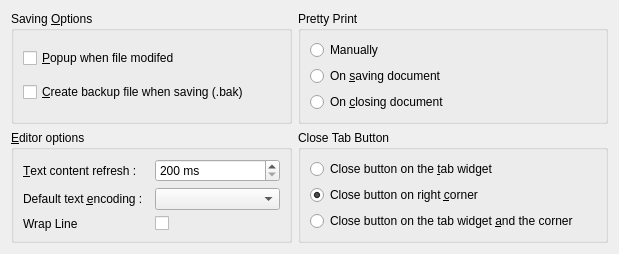
phoenix741/xinx, file xinx/customdialog/ui/customeditor.ui: the form before one commit.
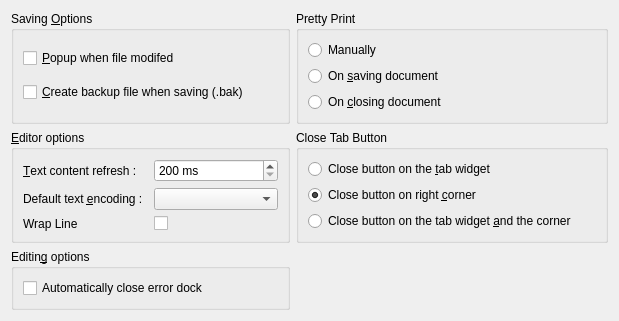
The form after the commit. Icons and pictures are not drawn.

Commit message: fixes #375:  - désactiver la recherche des erreurs en cours de saisie, mais l'activer à l'enregistrement et/ou à la demande : '''Non réalisé. Il est possible d'augmenter le temps de frappe pour que le rafraichissement soit plus lent'''  - pouvoir figer la zone du journal des erreurs : '''Fait à partir d'une option dans l'onglet "Editeur"'''  - décaller le texte de l'éditeur en même temps que le journal s'ouvre : '''Fait'''

```diff
--- a/xinx/customdialog/ui/customeditor.ui
+++ b/xinx/customdialog/ui/customeditor.ui
@@ -211,6 +211,22 @@
      </layout>
     </widget>
    </item>
+   <item row="3" column="0" colspan="2">
+    <widget class="QGroupBox" name="groupBox_4">
+     <property name="title">
+      <string>Editin&amp;g options</string>
+     </property>
+     <layout class="QVBoxLayout" name="verticalLayout_2">
+      <item>
+       <widget class="QCheckBox" name="m_autoCloseError">
+        <property name="text">
+         <string>Automatically close error dock</string>
+        </property>
+       </widget>
+      </item>
+     </layout>
+    </widget>
+   </item>
   </layout>
  </widget>
  <resources/>
```
The commit also changes 19 other files.
